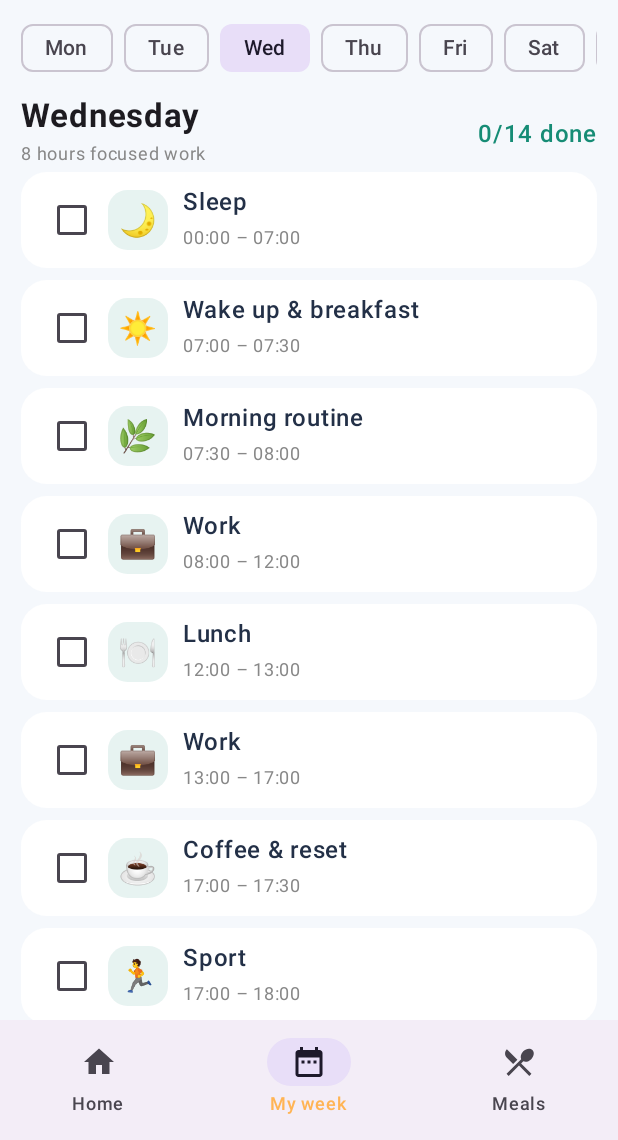
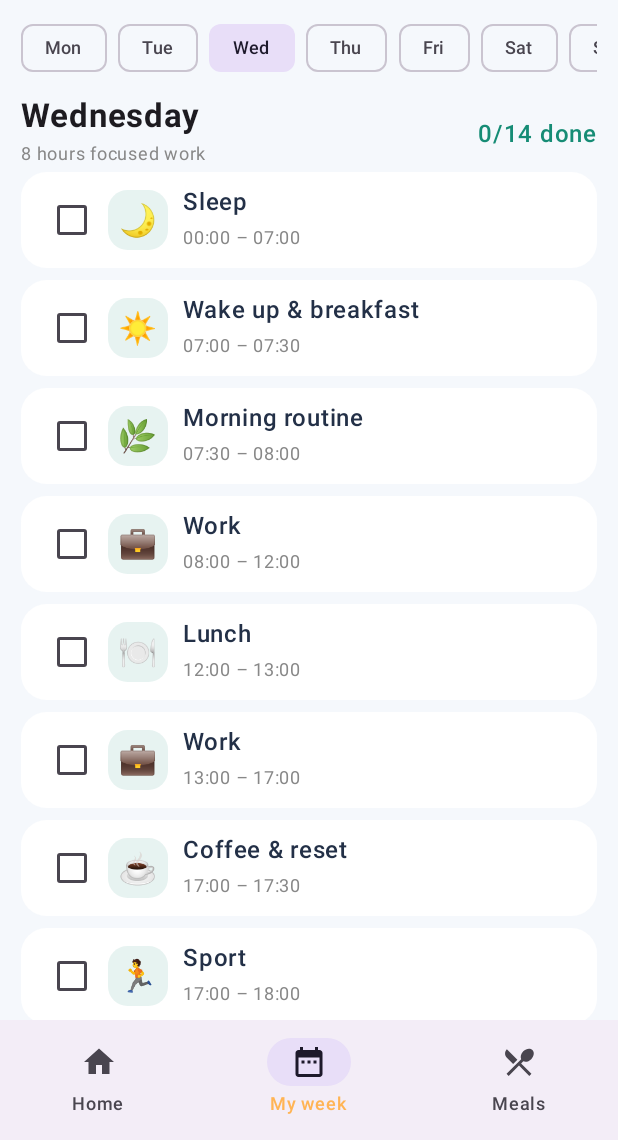
Before and after one commit to namga/WeeklyPlaner, an Android app built with Jetpack Compose: the screen it shows after launch (MainActivity), after a tap on "Wed", on a phone screen of 412 x 824 dp, the part 96-1236 px from its top. Run offline under Robolectric (Android 15) with nearby library versions, the light colour scheme and no system bars; 3 other taps on this screen came first.

Commit message:
change display

```diff
--- a/app/build.gradle.kts
+++ b/app/build.gradle.kts
@@ -12,8 +12,8 @@ android {
         applicationId = "com.example.weeklylifeplanner"
         minSdk = 26
         targetSdk = 35
-        versionCode = 10
-        versionName = "1.0.10"
+        versionCode = 11
+        versionName = "1.0.11"
     }
 
     buildFeatures { compose = true }
--- a/app/src/main/java/com/example/weeklylifeplanner/MainActivity.kt
+++ b/app/src/main/java/com/example/weeklylifeplanner/MainActivity.kt
@@ -84,12 +84,19 @@ class MainActivity:ComponentActivity(){override fun onCreate(savedInstanceState:
  when(tab){
  0->LazyColumn(Modifier.padding(pad).fillMaxSize().padding(16.dp),verticalArrangement=Arrangement.spacedBy(14.dp)){
  item{Card(colors=CardDefaults.cardColors(containerColor=accent.copy(alpha=.12f)),shape=RoundedCornerShape(28.dp)){Column(Modifier.padding(22.dp)){Text(tr(prefs.language, "YOUR WEEK, YOUR WAY"),fontSize=11.sp,color=accent,fontWeight=FontWeight.Bold);Text(tr(prefs.language, "Make room for what matters."),fontSize=24.sp,fontWeight=FontWeight.Bold);Text(tr(prefs.language, "Plan a balanced week with space to work, rest and grow."),color=Color.DarkGray);Spacer(Modifier.height(16.dp));Button(onClick={seed++;day=0;tab=1},modifier=Modifier.fillMaxWidth(),shape=RoundedCornerShape(16.dp)){Icon(Icons.Default.AutoAwesome,null);Spacer(Modifier.width(8.dp));Text(tr(prefs.language, "Generate a fresh week"))}}}}
- item{Row(horizontalArrangement=Arrangement.spacedBy(8.dp)){StatCard(tr(prefs.language,"💼 Work"),if(prefs.weekendWork)"56h" else "40h",Modifier.weight(1f),accent);StatCard(tr(prefs.language,"🌙 Sleep"),"${prefs.sleepHours*7}h",Modifier.weight(1f),accent);StatCard(tr(prefs.language,"☑️ Done"),"${done.size}",Modifier.weight(1f),accent)}}
+ item{Row(Modifier.fillMaxWidth(),horizontalArrangement=Arrangement.spacedBy(8.dp),verticalAlignment=Alignment.Top){
+  StatCard(tr(prefs.language,"💼 Work"),if(prefs.weekendWork)"56h" else "40h",Modifier.weight(1f).height(88.dp),accent)
+  StatCard(tr(prefs.language,"🌙 Sleep"),"${prefs.sleepHours*7}h",Modifier.weight(1f).height(88.dp),accent)
+  StatCard(if(prefs.language=="Tiếng Việt")"☑️ Đã xong" else "☑️ Done","${done.size}",Modifier.weight(1f).height(88.dp),accent)
+ }}
  item{Text(tr(prefs.language, "Coming up this week"),fontSize=19.sp,fontWeight=FontWeight.Bold)}
  items(days.indices.toList()){i->Card(onClick={day=i;tab=1},shape=RoundedCornerShape(18.dp),colors=CardDefaults.cardColors(containerColor=Color.White)){Row(Modifier.fillMaxWidth().padding(15.dp),verticalAlignment=Alignment.CenterVertically){Box(Modifier.size(44.dp).background(accent.copy(alpha=.12f),RoundedCornerShape(14.dp)),contentAlignment=Alignment.Center){Text(listOf("🌱","☀️","🌼","🌿","✨","🌈","💗")[i],fontSize=22.sp)};Spacer(Modifier.width(12.dp));Column(Modifier.weight(1f)){Text(tr(prefs.language, days[i]),fontWeight=FontWeight.SemiBold);Text(week[i].filter{it.start>=420&&it.start<1380}.take(2).joinToString(" · "){tr(prefs.language,it.name)},fontSize=12.sp,color=Color.Gray)};Icon(Icons.Default.ChevronRight,null,tint=accent)}}}
  }
  1->Column(Modifier.padding(pad).fillMaxSize().padding(horizontal=14.dp)){
- if(prefs.view!="Week calendar") Row(Modifier.horizontalScroll(rememberScrollState()).padding(vertical=8.dp),horizontalArrangement=Arrangement.spacedBy(7.dp)){days.forEachIndexed{i,d->FilterChip(selected=day==i,onClick={day=i},label={Text(tr(prefs.language, d).take(3))})}}
+ if(prefs.view!="Week calendar") Row(Modifier.fillMaxWidth().horizontalScroll(rememberScrollState()).padding(vertical=8.dp),horizontalArrangement=Arrangement.spacedBy(7.dp)){days.forEachIndexed{i,d->
+  val shortDay=if(prefs.language=="Tiếng Việt") listOf("T2","T3","T4","T5","T6","T7","CN")[i] else listOf("Mon","Tue","Wed","Thu","Fri","Sat","Sun")[i]
+  FilterChip(selected=day==i,onClick={day=i},label={Text(shortDay,fontSize=12.sp,maxLines=1,softWrap=false)})
+ }}
  Row(verticalAlignment=Alignment.CenterVertically){Column(Modifier.weight(1f)){Text(if(prefs.view=="Week calendar")tr(prefs.language,"Week at a glance") else tr(prefs.language,days[day]),fontSize=22.sp,fontWeight=FontWeight.Bold);Text("${week[day].count{it.name=="Work"}*4} ${tr(prefs.language,"hours focused work")}",fontSize=12.sp,color=Color.Gray)};if(prefs.tracking)Text(if(prefs.language=="Tiếng Việt")"${week[day].count{it.id in done}}/${week[day].size} hoàn thành" else "${week[day].count{it.id in done}}/${week[day].size} done",color=accent,fontWeight=FontWeight.SemiBold)}
  if(prefs.view=="Week calendar"){
  val weekVerticalScroll = rememberScrollState()
@@ -143,7 +150,7 @@ class MainActivity:ComponentActivity(){override fun onCreate(savedInstanceState:
  }
  }}
 }
-@Composable private fun StatCard(label:String,value:String,modifier:Modifier,accent:Color){Card(modifier=modifier,shape=RoundedCornerShape(18.dp)){Column(Modifier.padding(12.dp)){Text(label,fontSize=12.sp);Text(value,fontSize=20.sp,fontWeight=FontWeight.Bold,color=accent)}}}
+@Composable private fun StatCard(label:String,value:String,modifier:Modifier,accent:Color){Card(modifier=modifier,shape=RoundedCornerShape(18.dp)){Column(Modifier.fillMaxSize().padding(horizontal=10.dp, vertical=10.dp),verticalArrangement=Arrangement.SpaceBetween){Text(label,fontSize=11.sp,maxLines=1,softWrap=false);Text(value,fontSize=20.sp,fontWeight=FontWeight.Bold,color=accent,maxLines=1)}}}
 @Composable private fun SettingSelect(title:String,options:List<Pair<String,Int>>,current:Int,language:String="English",onSelect:(Int)->Unit){var expanded by remember{mutableStateOf(false)};Row(verticalAlignment=Alignment.CenterVertically){Text(title,Modifier.weight(1f));Box{TextButton(onClick={expanded=true}){Text(tr(language,options.firstOrNull{it.second==current}?.first?:current.toString()));Icon(Icons.Default.ArrowDropDown,null)};DropdownMenu(expanded=expanded,onDismissRequest={expanded=false}){options.forEach{(label,value)->DropdownMenuItem(text={Text(tr(language,label))},onClick={ onSelect(value); expanded=false })}}}}}
 
 @Composable private fun SettingString(title:String,options:List<String>,current:String,onSelect:(String)->Unit){var expanded by remember{mutableStateOf(false)};Row(verticalAlignment=Alignment.CenterVertically){Text(title,Modifier.weight(1f));Box{TextButton(onClick={expanded=true}){Text(current);Icon(Icons.Default.ArrowDropDown,null)};DropdownMenu(expanded=expanded,onDismissRequest={expanded=false}){options.forEach{value->DropdownMenuItem(text={Text(value)},onClick={onSelect(value);expanded=false})}}}}}
```
